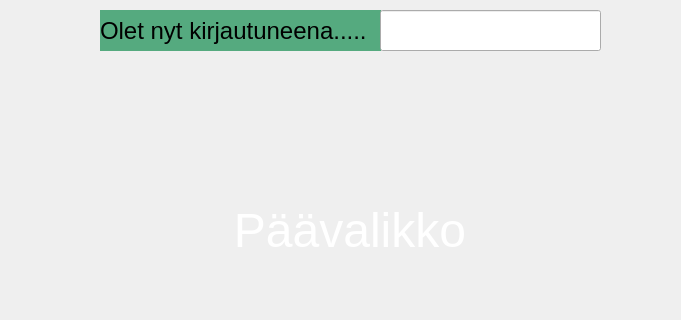
Before: the Qt Designer form bank-automat/paavalikko.ui in Kuljuho/Bankautomat-ATM, drawn with Qt 5; both pictures show x 320 to 1001 and y 0 to 320 of the 1345 by 818 pixel window.
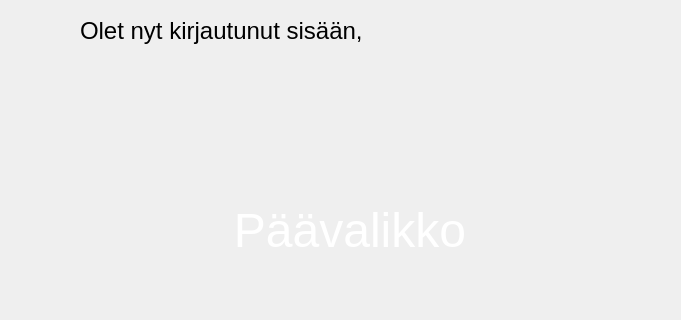
After: the same form once the commit is applied. Icons and pictures are not drawn.

```diff
--- a/bank-automat/paavalikko.ui
+++ b/bank-automat/paavalikko.ui
@@ -16,29 +16,6 @@
   <property name="styleSheet">
    <string notr="true"/>
   </property>
-  <widget class="QLabel" name="label">
-   <property name="geometry">
-    <rect>
-     <x>420</x>
-     <y>10</y>
-     <width>281</width>
-     <height>41</height>
-    </rect>
-   </property>
-   <property name="font">
-    <font>
-     <family>Ubuntu</family>
-     <pointsize>18</pointsize>
-    </font>
-   </property>
-   <property name="styleSheet">
-    <string notr="true">color: rgb(0, 0, 0);
-background-color: rgb(85, 170, 127);</string>
-   </property>
-   <property name="text">
-    <string>Olet nyt kirjautuneena.....</string>
-   </property>
-  </widget>
   <widget class="QLabel" name="logo">
    <property name="geometry">
     <rect>
@@ -386,6 +363,35 @@
     <string>Palaa takaisin</string>
    </property>
   </widget>
+  <widget class="QLabel" name="kirjautunutLabel">
+   <property name="geometry">
+    <rect>
+     <x>400</x>
+     <y>10</y>
+     <width>301</width>
+     <height>41</height>
+    </rect>
+   </property>
+   <property name="font">
+    <font>
+     <family>Ubuntu</family>
+     <pointsize>18</pointsize>
+    </font>
+   </property>
+   <property name="styleSheet">
+    <string notr="true">QLabel{
+	background-color: transparent;
+	color: rgb(0, 0, 0);
+	background: none;
+	border: none;
+	background-repeat: none;
+	selection-color: rgb(0, 0, 0);
+}</string>
+   </property>
+   <property name="text">
+    <string>Olet nyt kirjautunut sisään,</string>
+   </property>
+  </widget>
   <widget class="QLineEdit" name="kayttajaNimi">
    <property name="geometry">
     <rect>
@@ -400,6 +406,12 @@
      <pointsize>16</pointsize>
     </font>
    </property>
+   <property name="styleSheet">
+    <string notr="true">QLineEdit{
+	background: transparent;
+	border: none;
+}</string>
+   </property>
   </widget>
  </widget>
  <resources/>
```
